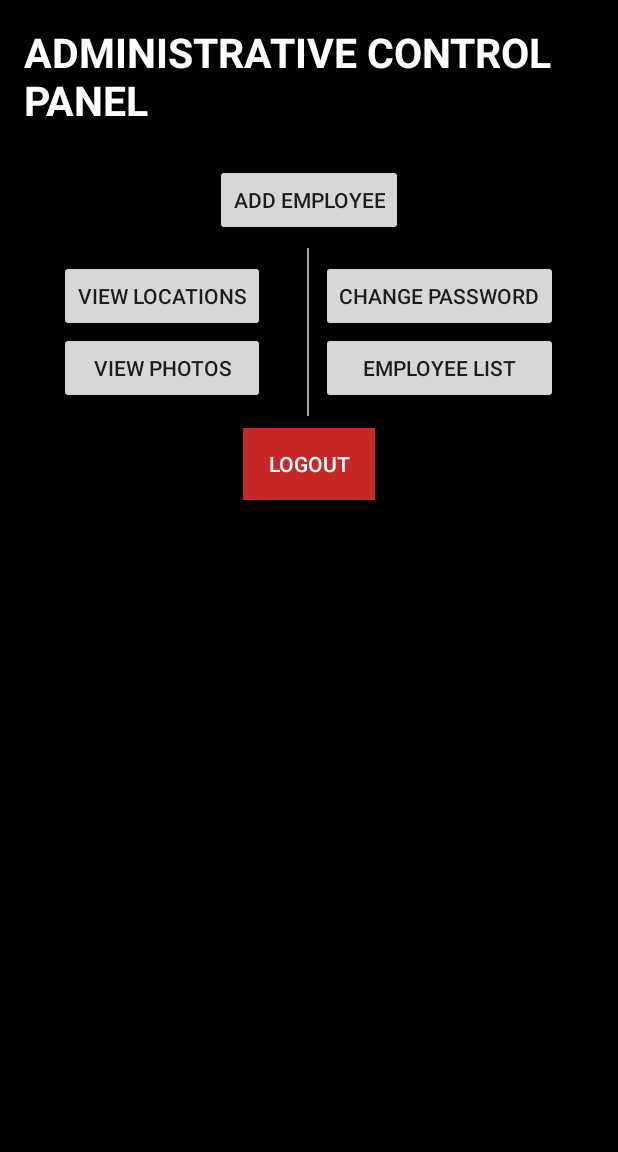
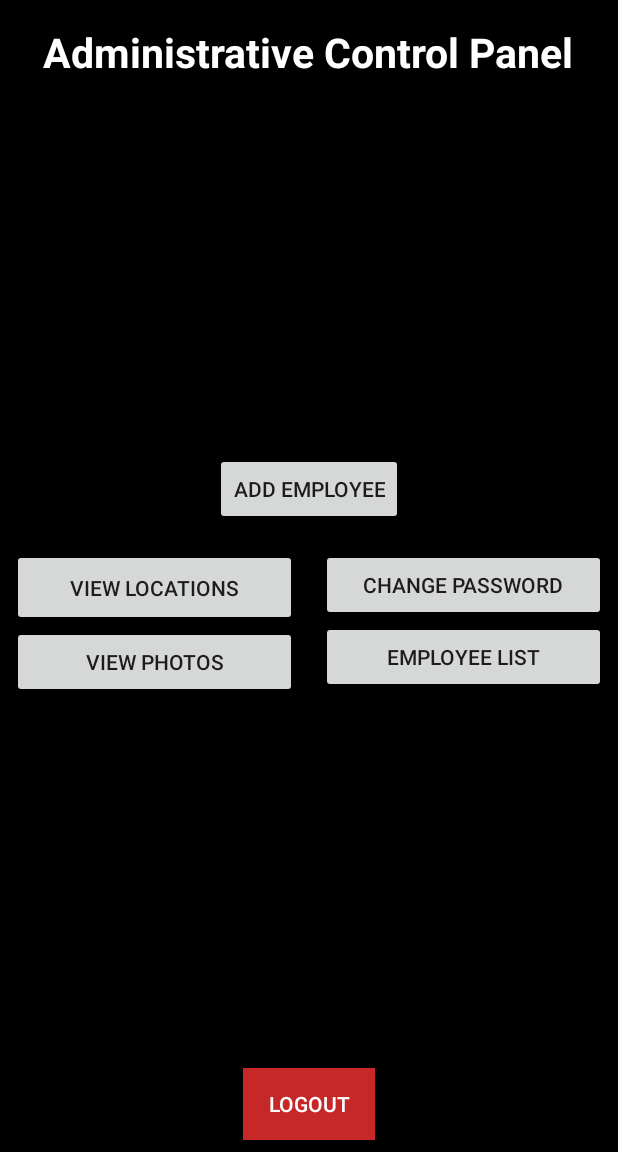
Before and after one commit to DylanPetrae/EmployeeTracker, an Android app: the AdminMainActivity screen opened directly, with no data from a screen before it, on a phone screen of 412 x 824 dp, the part 84-1236 px from its top. Run offline under Robolectric (Android 15) with nearby library versions, the phone set to English and light mode, and no system bars.

Commit message:
Cleaned up Admin Control Panel page

```diff
--- a/app/src/main/res/layout/activity_admin_main.xml
+++ b/app/src/main/res/layout/activity_admin_main.xml
@@ -1,26 +1,33 @@
 <?xml version="1.0" encoding="utf-8"?>
-<LinearLayout
+<RelativeLayout
     xmlns:android="http://schemas.android.com/apk/res/android"
     xmlns:app="http://schemas.android.com/apk/res-auto"
     xmlns:tools="http://schemas.android.com/tools"
     android:layout_width="match_parent"
     android:layout_height="match_parent"
-    android:orientation="vertical"
     android:background="@color/backgroundColorLaunch"
     tools:context="com.example.android.employeetracker.AdminMainActivity">
 
+
     <TextView
+        android:id="@+id/adminControlPanelText"
         android:layout_width="wrap_content"
         android:layout_height="wrap_content"
+        android:layout_centerHorizontal="true"
         android:layout_gravity="center_horizontal"
+        android:layout_alignParentTop="true"
         android:text="Administrative Control Panel"
-        android:textSize="27dp"
+        android:textSize="27sp"
         android:textStyle="bold"
-        android:textAllCaps="true
-"
         android:layout_margin="16dp"
         android:textColor="#ffff"
         />
+
+    <LinearLayout
+        android:layout_width="match_parent"
+        android:layout_height="wrap_content"
+        android:orientation="vertical"
+        android:layout_centerInParent="true">
 
         <Button
             android:id="@+id/addEmployeeButton"
@@ -31,17 +38,16 @@
             android:text="Add Employee"
             />
 
+        <LinearLayout
+            android:id="@+id/adminOptions"
+            android:layout_width="match_parent"
+            android:baselineAligned="false"
+            android:layout_height="wrap_content"
+            android:orientation="horizontal">
 
             <LinearLayout
-        android:layout_width="wrap_content"
+                android:layout_width="0dp"
                 android:layout_height="wrap_content"
-        android:orientation="horizontal"
-        android:layout_gravity="center">
-
-        <LinearLayout
-            android:layout_width="match_parent"
-            android:layout_height="wrap_content"
-            android:gravity="center_horizontal"
                 android:orientation="vertical"
                 android:layout_weight="1"
                 android:layout_margin="8dp">
@@ -51,29 +57,22 @@
                     android:layout_width="match_parent"
                     android:layout_height="wrap_content"
                     android:gravity="center"
+                    android:padding="16dp"
                     android:text="View Locations" />
 
                 <Button
                     android:id="@+id/viewPhotosButton"
                     android:layout_width="match_parent"
                     android:layout_height="wrap_content"
-                android:layout_toRightOf="@id/viewLocationsButton"
                     android:gravity="center"
                     android:text="View Photos" />
 
             </LinearLayout>
 
-        <View
-            android:layout_width="1dp"
-            android:layout_height="match_parent"
-            android:layout_weight="1"
-            android:layout_marginLeft="20dp"
-            android:orientation="vertical"
-            android:background="@android:color/darker_gray"
-            />
+
 
             <LinearLayout
-            android:layout_width="match_parent"
+                android:layout_width="0dp"
                 android:layout_height="wrap_content"
                 android:gravity="center_horizontal"
                 android:orientation="vertical"
@@ -98,16 +97,22 @@
 
 
             </LinearLayout>
+
         </LinearLayout>
+    </LinearLayout>
+
+
 
     <Button
         android:id="@+id/logoutButton"
         android:layout_width="wrap_content"
         android:layout_height="wrap_content"
+        android:layout_alignParentBottom="true"
+        android:layout_centerHorizontal="true"
         android:layout_margin="8dp"
         android:layout_gravity="center"
         android:layout_marginTop="20dp"
         android:background="@color/colorPrimary"
         android:text="LOGOUT"
         android:textColor="#ffff"/>
-</LinearLayout>
+</RelativeLayout>
```
Lines whose indentation alone changed are shown as unchanged.
